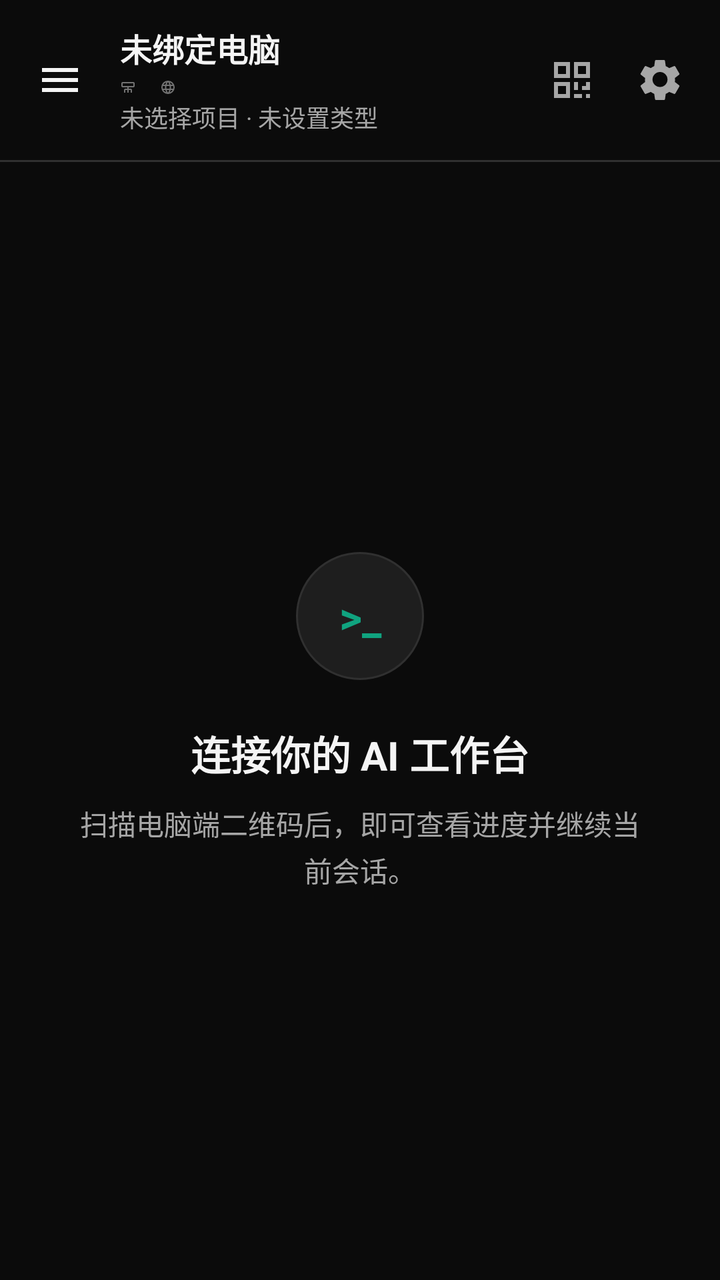
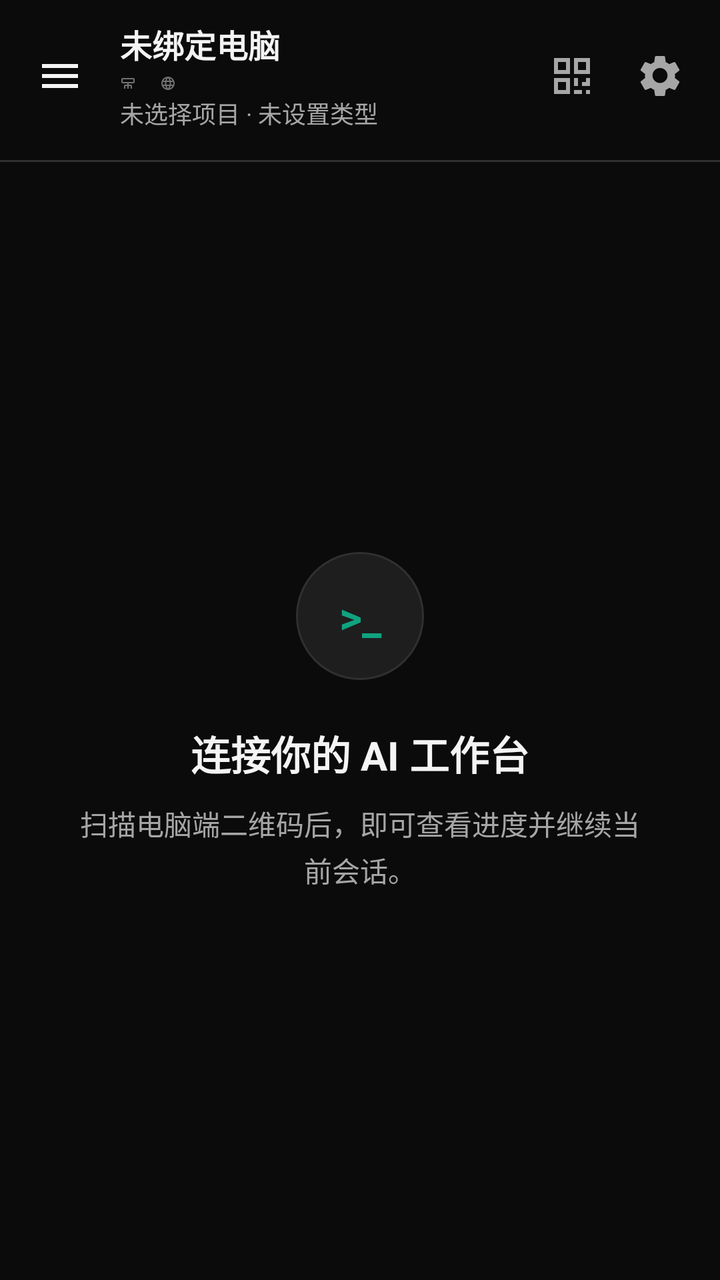

Compare the two renders of this Android layout. The source of the first and the diff that turns it into the second are given below.
<!-- AndroidManifest.xml: application theme Theme.Aicli -->
<!-- res/layout/activity_main.xml -->
<?xml version="1.0" encoding="utf-8"?>
<androidx.drawerlayout.widget.DrawerLayout xmlns:android="http://schemas.android.com/apk/res/android"
    xmlns:app="http://schemas.android.com/apk/res-auto"
    android:id="@+id/drawerLayout"
    android:layout_width="match_parent"
    android:layout_height="match_parent"
    android:background="@color/aicli_background"
    android:fitsSystemWindows="true">

    <LinearLayout
        android:id="@+id/mainContent"
        android:layout_width="match_parent"
        android:layout_height="match_parent"
        android:background="@color/aicli_background"
        android:orientation="vertical">

        <LinearLayout
            android:id="@+id/mainHeader"
            android:layout_width="match_parent"
            android:layout_height="80dp"
            android:gravity="center_vertical"
            android:paddingStart="8dp"
            android:paddingEnd="8dp">

            <ImageButton
                android:id="@+id/conversationsButton"
                android:layout_width="44dp"
                android:layout_height="44dp"
                android:background="@drawable/bg_icon_button"
                android:contentDescription="打开会话列表"
                android:padding="12dp"
                android:src="@drawable/ic_menu"
                app:tint="@color/aicli_text" />

            <LinearLayout
                android:layout_width="0dp"
                android:layout_height="match_parent"
                android:layout_weight="1"
                android:gravity="center_vertical"
                android:orientation="vertical"
                android:paddingStart="8dp">

                <TextView
                    android:id="@+id/currentComputerTitle"
                    android:layout_width="match_parent"
                    android:layout_height="wrap_content"
                    android:ellipsize="end"
                    android:maxLines="1"
                    android:text="未绑定电脑"
                    android:textColor="@color/aicli_text"
                    android:textSize="16sp"
                    android:textStyle="bold" />

                <LinearLayout
                    android:layout_width="match_parent"
                    android:layout_height="wrap_content"
                    android:layout_marginTop="4dp"
                    android:layout_marginBottom="2dp"
                    android:gravity="center_vertical"
                    android:orientation="horizontal">

                    <ImageView
                        android:id="@+id/localConnectionIcon"
                        android:layout_width="8dp"
                        android:layout_height="8dp"
                        android:contentDescription="本地，未连接"
                        android:src="@drawable/ic_local_network"
                        app:tint="@color/aicli_text_tertiary" />

                    <ImageView
                        android:id="@+id/localCurrentRouteIcon"
                        android:layout_width="5dp"
                        android:layout_height="5dp"
                        android:layout_marginStart="1dp"
                        android:contentDescription="当前连接"
                        android:src="@drawable/ic_current_route"
                        android:visibility="gone"
                        app:tint="@color/aicli_primary" />

                    <ImageView
                        android:id="@+id/remoteConnectionIcon"
                        android:layout_width="8dp"
                        android:layout_height="8dp"
                        android:layout_marginStart="12dp"
                        android:contentDescription="远程，未连接"
                        android:src="@drawable/ic_remote_network"
                        app:tint="@color/aicli_text_tertiary" />

                    <ImageView
                        android:id="@+id/remoteCurrentRouteIcon"
                        android:layout_width="5dp"
                        android:layout_height="5dp"
                        android:layout_marginStart="1dp"
                        android:contentDescription="当前连接"
                        android:src="@drawable/ic_current_route"
                        android:visibility="gone"
                        app:tint="@color/aicli_primary" />
                </LinearLayout>

                <TextView
                    android:id="@+id/currentProjectMeta"
                    android:layout_width="match_parent"
                    android:layout_height="wrap_content"
                    android:layout_marginTop="0dp"
                    android:ellipsize="end"
                    android:maxLines="1"
                    android:text="未选择项目 · 未设置类型"
                    android:textColor="@color/aicli_text_secondary"
                    android:textSize="12sp" />
            </LinearLayout>

            <ImageButton
                android:id="@+id/scanButton"
                android:layout_width="44dp"
                android:layout_height="44dp"
                android:background="@drawable/bg_icon_button"
                android:contentDescription="扫描二维码绑定电脑"
                android:padding="11dp"
                android:src="@drawable/ic_qr"
                app:tint="@color/aicli_text_secondary" />

            <ImageButton
                android:id="@+id/settingsButton"
                android:layout_width="44dp"
                android:layout_height="44dp"
                android:background="@drawable/bg_icon_button"
                android:contentDescription="设置"
                android:padding="11dp"
                android:src="@drawable/ic_settings"
                app:tint="@color/aicli_text_secondary" />
        </LinearLayout>

        <View
            android:layout_width="match_parent"
            android:layout_height="1dp"
            android:background="@color/aicli_outline" />

        <FrameLayout
            android:layout_width="match_parent"
            android:layout_height="0dp"
            android:layout_weight="1">

            <LinearLayout
                android:id="@+id/conversationContent"
                android:layout_width="match_parent"
                android:layout_height="match_parent"
                android:orientation="vertical"
                android:paddingStart="10dp"
                android:paddingTop="0dp"
                android:paddingEnd="10dp"
                android:paddingBottom="6dp">

                
                <FrameLayout
                    android:id="@+id/terminalStage"
                    android:layout_width="match_parent"
                    android:layout_height="0dp"
                    android:layout_weight="1">

                    <com.aitest.aicli.TerminalView
                        android:id="@+id/terminalView"
                        android:layout_width="match_parent"
                        android:layout_height="match_parent"
                        android:background="@drawable/bg_terminal"
                        android:clipToOutline="true"
                        android:fadeScrollbars="false"
                        android:overScrollMode="never"
                        android:paddingStart="14dp"
                        android:paddingTop="10dp"
                        android:paddingEnd="14dp"
                        android:paddingBottom="14dp"
                        android:scrollbarStyle="insideOverlay"
                        android:scrollbars="horizontal|vertical"
                        android:visibility="gone" />
                </FrameLayout>

                <com.google.android.material.button.MaterialButton
                    android:id="@+id/startProjectButton"
                    style="@style/Widget.Material3.Button.TonalButton"
                    android:layout_width="match_parent"
                    android:layout_height="42dp"
                    android:layout_marginTop="6dp"
                    android:insetTop="0dp"
                    android:insetBottom="0dp"
                    android:text="开始项目"
                    android:textAllCaps="false"
                    android:textColor="@color/aicli_text"
                    android:textSize="14sp"
                    android:visibility="gone"
                    app:backgroundTint="@color/aicli_surface_high"
                    app:cornerRadius="12dp"
                    app:strokeColor="@color/aicli_outline_strong"
                    app:strokeWidth="1dp" />

                <LinearLayout
                    android:id="@+id/inputBar"
                    android:layout_width="match_parent"
                    android:layout_height="wrap_content"
                    android:layout_marginTop="8dp"
                    android:background="@drawable/bg_composer"
                    android:gravity="bottom|center_vertical"
                    android:minHeight="50dp"
                    android:orientation="horizontal"
                    android:visibility="gone">

                    <EditText
                        android:id="@+id/messageInput"
                        android:layout_width="0dp"
                        android:layout_height="wrap_content"
                        android:layout_weight="1"
                        android:background="@android:color/transparent"
                        android:gravity="center_vertical"
                        android:hint="给当前 AI CLI 发送消息…"
                        android:imeOptions="actionSend"
                        android:inputType="textMultiLine|textNoSuggestions"
                        android:maxLines="5"
                        android:minHeight="40dp"
                        android:paddingStart="0dp"
                        android:paddingTop="8dp"
                        android:paddingEnd="8dp"
                        android:paddingBottom="8dp"
                        android:textColor="@color/aicli_text"
                        android:textColorHint="@color/aicli_text_tertiary"
                        android:textSize="15sp" />

                    <com.google.android.material.button.MaterialButton
                        android:id="@+id/sendButton"
                        style="@style/Widget.Material3.Button.IconButton.Filled"
                        android:layout_width="38dp"
                        android:layout_height="38dp"
                        android:contentDescription="展开终端按键"
                        android:insetTop="0dp"
                        android:insetBottom="0dp"
                        android:minWidth="0dp"
                        android:padding="0dp"
                        app:backgroundTint="@color/aicli_surface_high"
                        app:cornerRadius="19dp"
                        app:icon="@drawable/ic_add"
                        app:iconGravity="textStart"
                        app:iconPadding="0dp"
                        app:iconSize="20dp"
                        app:iconTint="@color/aicli_text_secondary"
                        app:strokeColor="@color/aicli_outline_strong"
                        app:strokeWidth="1dp" />
                </LinearLayout>

                
                <LinearLayout
                    android:id="@+id/terminalKeyBar"
                    android:layout_width="match_parent"
                    android:layout_height="260dp"
                    android:background="@drawable/bg_terminal_key_panel"
                    android:gravity="center"
                    android:orientation="vertical"
                    android:paddingStart="14dp"
                    android:paddingTop="18dp"
                    android:paddingEnd="14dp"
                    android:paddingBottom="18dp"
                    android:visibility="gone">

                    <LinearLayout
                        android:layout_width="match_parent"
                        android:layout_height="54dp"
                        android:gravity="center"
                        android:orientation="horizontal">

                        <com.google.android.material.button.MaterialButton
                            android:id="@+id/wrapButton"
                            style="@style/Widget.Material3.Button.TonalButton"
                            android:layout_width="0dp"
                            android:layout_height="50dp"
                            android:layout_marginEnd="8dp"
                            android:layout_weight="1"
                            android:insetTop="0dp"
                            android:insetBottom="0dp"
                            android:minWidth="0dp"
                            android:text="换行"
                            android:textAllCaps="false"
                            android:textColor="@color/aicli_text_secondary"
                            android:textSize="13sp"
                            app:backgroundTint="@color/aicli_surface_high"
                            app:cornerRadius="14dp"
                            app:strokeColor="@color/aicli_outline"
                            app:strokeWidth="1dp" />

                        <com.google.android.material.button.MaterialButton
                            android:id="@+id/keyUpButton"
                            style="@style/Widget.Material3.Button.TonalButton"
                            android:layout_width="0dp"
                            android:layout_height="50dp"
                            android:layout_marginEnd="8dp"
                            android:layout_weight="1"
                            android:insetTop="0dp"
                            android:insetBottom="0dp"
                            android:minWidth="0dp"
                            android:text="↑"
                            android:textAllCaps="false"
                            android:textColor="@color/aicli_text"
                            android:textSize="21sp"
                            app:backgroundTint="@color/aicli_surface_high"
                            app:cornerRadius="14dp"
                            app:strokeColor="@color/aicli_outline"
                            app:strokeWidth="1dp" />

                        <com.google.android.material.button.MaterialButton
                            android:id="@+id/keyEnterButton"
                            style="@style/Widget.Material3.Button.TonalButton"
                            android:layout_width="0dp"
                            android:layout_height="50dp"
                            android:layout_weight="1"
                            android:insetTop="0dp"
                            android:insetBottom="0dp"
                            android:minWidth="0dp"
                            android:text="回车"
                            android:textAllCaps="false"
                            android:textColor="@color/aicli_text"
                            android:textSize="13sp"
                            app:backgroundTint="@color/aicli_surface_high"
                            app:cornerRadius="14dp"
                            app:strokeColor="@color/aicli_outline"
                            app:strokeWidth="1dp" />
                    </LinearLayout>

                    <LinearLayout
                        android:layout_width="match_parent"
                        android:layout_height="54dp"
                        android:layout_marginTop="8dp"
                        android:gravity="center"
                        android:orientation="horizontal">

                        <com.google.android.material.button.MaterialButton
                            android:id="@+id/keyLeftButton"
                            style="@style/Widget.Material3.Button.TonalButton"
                            android:layout_width="0dp"
                            android:layout_height="50dp"
                            android:layout_marginEnd="8dp"
                            android:layout_weight="1"
                            android:insetTop="0dp"
                            android:insetBottom="0dp"
                            android:minWidth="0dp"
                            android:text="←"
                            android:textAllCaps="false"
                            android:textColor="@color/aicli_text"
                            android:textSize="21sp"
                            app:backgroundTint="@color/aicli_surface_high"
                            app:cornerRadius="14dp"
                            app:strokeColor="@color/aicli_outline"
                            app:strokeWidth="1dp" />

                        <com.google.android.material.button.MaterialButton
                            android:id="@+id/keyDownButton"
                            style="@style/Widget.Material3.Button.TonalButton"
                            android:layout_width="0dp"
                            android:layout_height="50dp"
                            android:layout_marginEnd="8dp"
                            android:layout_weight="1"
                            android:insetTop="0dp"
                            android:insetBottom="0dp"
                            android:minWidth="0dp"
                            android:text="↓"
                            android:textAllCaps="false"
                            android:textColor="@color/aicli_text"
                            android:textSize="21sp"
                            app:backgroundTint="@color/aicli_surface_high"
                            app:cornerRadius="14dp"
                            app:strokeColor="@color/aicli_outline"
                            app:strokeWidth="1dp" />

                        <com.google.android.material.button.MaterialButton
                            android:id="@+id/keyRightButton"
                            style="@style/Widget.Material3.Button.TonalButton"
                            android:layout_width="0dp"
                            android:layout_height="50dp"
                            android:layout_weight="1"
                            android:insetTop="0dp"
                            android:insetBottom="0dp"
                            android:minWidth="0dp"
                            android:text="→"
                            android:textAllCaps="false"
                            android:textColor="@color/aicli_text"
                            android:textSize="21sp"
                            app:backgroundTint="@color/aicli_surface_high"
                            app:cornerRadius="14dp"
                            app:strokeColor="@color/aicli_outline"
                            app:strokeWidth="1dp" />
                    </LinearLayout>

                    <LinearLayout
                        android:layout_width="match_parent"
                        android:layout_height="58dp"
                        android:layout_marginTop="14dp"
                        android:gravity="center"
                        android:orientation="horizontal">

                        <com.google.android.material.button.MaterialButton
                            android:id="@+id/cameraButton"
                            style="@style/Widget.Material3.Button.TonalButton"
                            android:layout_width="0dp"
                            android:layout_height="54dp"
                            android:layout_marginEnd="8dp"
                            android:layout_weight="1"
                            android:insetTop="0dp"
                            android:insetBottom="0dp"
                            android:minWidth="0dp"
                            android:text="拍照"
                            android:textAllCaps="false"
                            android:textColor="@color/aicli_text"
                            android:textSize="13sp"
                            app:backgroundTint="@color/aicli_surface_high"
                            app:cornerRadius="14dp"
                            app:icon="@drawable/ic_camera"
                            app:iconPadding="8dp"
                            app:iconSize="20dp"
                            app:iconTint="@color/aicli_text_secondary"
                            app:strokeColor="@color/aicli_outline"
                            app:strokeWidth="1dp" />

                        <com.google.android.material.button.MaterialButton
                            android:id="@+id/galleryButton"
                            style="@style/Widget.Material3.Button.TonalButton"
                            android:layout_width="0dp"
                            android:layout_height="54dp"
                            android:layout_weight="1"
                            android:insetTop="0dp"
                            android:insetBottom="0dp"
                            android:minWidth="0dp"
                            android:text="相册"
                            android:textAllCaps="false"
                            android:textColor="@color/aicli_text"
                            android:textSize="13sp"
                            app:backgroundTint="@color/aicli_surface_high"
                            app:cornerRadius="14dp"
                            app:icon="@drawable/ic_gallery"
                            app:iconPadding="8dp"
                            app:iconSize="20dp"
                            app:iconTint="@color/aicli_text_secondary"
                            app:strokeColor="@color/aicli_outline"
                            app:strokeWidth="1dp" />
                    </LinearLayout>
                </LinearLayout>
            </LinearLayout>

            <LinearLayout
                android:id="@+id/emptyState"
                android:layout_width="match_parent"
                android:layout_height="match_parent"
                android:background="@color/aicli_background"
                android:gravity="center"
                android:orientation="vertical"
                android:padding="36dp">

                <TextView
                    android:layout_width="64dp"
                    android:layout_height="64dp"
                    android:background="@drawable/bg_status_pill"
                    android:gravity="center"
                    android:text=">_"
                    android:textColor="@color/aicli_primary"
                    android:textSize="22sp"
                    android:textStyle="bold" />

                <TextView
                    android:id="@+id/emptyStateTitle"
                    android:layout_width="match_parent"
                    android:layout_height="wrap_content"
                    android:layout_marginTop="22dp"
                    android:gravity="center"
                    android:text="连接你的 AI 工作台"
                    android:textColor="@color/aicli_text"
                    android:textSize="20sp"
                    android:textStyle="bold" />

                <TextView
                    android:id="@+id/emptyStateMessage"
                    android:layout_width="match_parent"
                    android:layout_height="wrap_content"
                    android:layout_marginTop="10dp"
                    android:gravity="center"
                    android:lineSpacingExtra="3dp"
                    android:text="扫描电脑端二维码后，即可查看进度并继续当前会话。"
                    android:textColor="@color/aicli_text_secondary"
                    android:textSize="14sp" />
            </LinearLayout>
        </FrameLayout>
    </LinearLayout>

    <LinearLayout
        android:id="@+id/conversationDrawer"
        android:layout_width="320dp"
        android:layout_height="match_parent"
        android:layout_gravity="start"
        android:background="@drawable/bg_drawer"
        android:elevation="16dp"
        android:orientation="vertical"
        android:paddingTop="12dp"
        android:paddingBottom="16dp">

        <LinearLayout
            android:layout_width="match_parent"
            android:layout_height="64dp"
            android:gravity="center_vertical"
            android:paddingStart="20dp"
            android:paddingEnd="12dp">

            <TextView
                android:layout_width="0dp"
                android:layout_height="wrap_content"
                android:layout_weight="1"
                android:text="项目与会话"
                android:textColor="@color/aicli_text"
                android:textSize="20sp"
                android:textStyle="bold" />

            <ImageButton
                android:id="@+id/closeDrawerButton"
                android:layout_width="44dp"
                android:layout_height="44dp"
                android:background="@drawable/bg_icon_button"
                android:contentDescription="关闭会话列表"
                android:padding="10dp"
                android:rotation="180"
                android:src="@drawable/ic_back"
                app:tint="@color/aicli_text_secondary" />
        </LinearLayout>

        <com.google.android.material.textfield.TextInputLayout
            android:id="@+id/computerSelectorLayout"
            style="@style/Widget.Material3.TextInputLayout.FilledBox.ExposedDropdownMenu"
            android:layout_width="match_parent"
            android:layout_height="48dp"
            android:layout_marginStart="10dp"
            android:layout_marginEnd="10dp"
            android:layout_marginBottom="8dp"
            android:contentDescription="当前服务端"
            app:boxBackgroundColor="@color/aicli_surface"
            app:boxCornerRadiusBottomEnd="14dp"
            app:boxCornerRadiusBottomStart="14dp"
            app:boxCornerRadiusTopEnd="14dp"
            app:boxCornerRadiusTopStart="14dp"
            app:boxStrokeColor="@color/aicli_outline_strong"
            app:endIconTint="@color/aicli_text_secondary"
            app:hintTextColor="@color/aicli_text_secondary">

            <com.google.android.material.textfield.MaterialAutoCompleteTextView
                android:id="@+id/computerSelector"
                android:layout_width="match_parent"
                android:layout_height="match_parent"
                android:ellipsize="end"
                android:gravity="center_vertical"
                android:inputType="none"
                android:maxLines="1"
                android:paddingStart="16dp"
                android:paddingTop="0dp"
                android:paddingEnd="8dp"
                android:paddingBottom="0dp"
                android:textColor="@color/aicli_text"
                android:textSize="15sp" />
        </com.google.android.material.textfield.TextInputLayout>

        <com.google.android.material.textfield.TextInputLayout
            android:id="@+id/groupSelectorLayout"
            style="@style/Widget.Material3.TextInputLayout.FilledBox.ExposedDropdownMenu"
            android:layout_width="match_parent"
            android:layout_height="48dp"
            android:layout_marginStart="10dp"
            android:layout_marginEnd="10dp"
            android:layout_marginBottom="8dp"
            android:contentDescription="当前分组"
            app:boxBackgroundColor="@color/aicli_surface"
            app:boxCornerRadiusBottomEnd="14dp"
            app:boxCornerRadiusBottomStart="14dp"
            app:boxCornerRadiusTopEnd="14dp"
            app:boxCornerRadiusTopStart="14dp"
            app:boxStrokeColor="@color/aicli_outline_strong"
            app:endIconTint="@color/aicli_text_secondary"
            app:hintTextColor="@color/aicli_text_secondary">

            <com.google.android.material.textfield.MaterialAutoCompleteTextView
                android:id="@+id/groupSelector"
                android:layout_width="match_parent"
                android:layout_height="match_parent"
                android:ellipsize="end"
                android:gravity="center_vertical"
                android:inputType="none"
                android:maxLines="1"
                android:paddingStart="16dp"
                android:paddingTop="0dp"
                android:paddingEnd="8dp"
                android:paddingBottom="0dp"
                android:textColor="@color/aicli_text"
                android:textSize="15sp" />
        </com.google.android.material.textfield.TextInputLayout>

        <TextView
            android:id="@+id/drawerGroupLabel"
            android:layout_width="match_parent"
            android:layout_height="wrap_content"
            android:paddingStart="20dp"
            android:paddingTop="6dp"
            android:paddingEnd="20dp"
            android:paddingBottom="10dp"
            android:text="全部分组"
            android:textColor="@color/aicli_text_secondary"
            android:textSize="12sp" />

        <androidx.recyclerview.widget.RecyclerView
            android:id="@+id/conversationList"
            android:layout_width="match_parent"
            android:layout_height="0dp"
            android:layout_weight="1"
            android:clipToPadding="false"
            android:overScrollMode="ifContentScrolls"
            android:paddingStart="10dp"
            android:paddingTop="4dp"
            android:paddingEnd="10dp"
            android:paddingBottom="12dp" />

        <TextView
            android:id="@+id/drawerConnectionStatus"
            android:layout_width="match_parent"
            android:layout_height="wrap_content"
            android:layout_marginStart="16dp"
            android:layout_marginEnd="16dp"
            android:background="@drawable/bg_status_pill"
            android:ellipsize="end"
            android:maxLines="1"
            android:text="未连接"
            android:textColor="@color/aicli_text_secondary"
            android:textSize="12sp" />
    </LinearLayout>
</androidx.drawerlayout.widget.DrawerLayout>
<!-- resources referenced by this layout -->
<resources>
  <color name="aicli_background">#0B0B0B</color>
  <color name="aicli_outline">#303030</color>
  <color name="aicli_outline_strong">#474747</color>
  <color name="aicli_primary">#10A37F</color>
  <color name="aicli_surface">#151515</color>
  <color name="aicli_surface_high">#1E1E1E</color>
  <color name="aicli_text">#F4F4F4</color>
  <color name="aicli_text_secondary">#A6A6A6</color>
  <color name="aicli_text_tertiary">#727272</color>
  <!-- drawable bg_composer (drawable) -->
  <?xml version="1.0" encoding="utf-8"?>
  <shape xmlns:android="http://schemas.android.com/apk/res/android" android:shape="rectangle">
      <solid android:color="@color/aicli_surface_high" />
      <stroke android:width="1dp" android:color="@color/aicli_outline_strong" />
      <corners android:radius="24dp" />
      <padding android:left="16dp" android:top="5dp" android:right="7dp" android:bottom="5dp" />
  </shape>
  <!-- drawable bg_drawer (drawable) -->
  <?xml version="1.0" encoding="utf-8"?>
  <shape xmlns:android="http://schemas.android.com/apk/res/android" android:shape="rectangle">
      <solid android:color="@color/aicli_surface" />
      <corners android:topRightRadius="24dp" android:bottomRightRadius="24dp" />
  </shape>
  <!-- drawable bg_icon_button (drawable) -->
  <?xml version="1.0" encoding="utf-8"?>
  <ripple xmlns:android="http://schemas.android.com/apk/res/android"
      android:color="#24FFFFFF">
      <item>
          <shape android:shape="rectangle">
              <solid android:color="@android:color/transparent" />
              <corners android:radius="14dp" />
          </shape>
      </item>
  </ripple>
  <!-- drawable bg_status_pill (drawable) -->
  <?xml version="1.0" encoding="utf-8"?>
  <shape xmlns:android="http://schemas.android.com/apk/res/android" android:shape="rectangle">
      <solid android:color="@color/aicli_surface_high" />
      <stroke android:width="1dp" android:color="@color/aicli_outline" />
      <corners android:radius="999dp" />
      <padding android:left="10dp" android:top="5dp" android:right="10dp" android:bottom="5dp" />
  </shape>
  <!-- drawable bg_terminal (drawable) -->
  <?xml version="1.0" encoding="utf-8"?>
  <shape xmlns:android="http://schemas.android.com/apk/res/android" android:shape="rectangle">
      <solid android:color="#101010" />
      <stroke android:width="1dp" android:color="@color/aicli_outline" />
      <corners android:radius="18dp" />
  </shape>
  <!-- drawable ic_add (drawable) -->
  <vector xmlns:android="http://schemas.android.com/apk/res/android"
      android:width="24dp"
      android:height="24dp"
      android:viewportWidth="24"
      android:viewportHeight="24">
      <path
          android:fillColor="#FFFFFFFF"
          android:pathData="M11,5H13V11H19V13H13V19H11V13H5V11H11Z" />
  </vector>
  <!-- drawable ic_back (drawable) -->
  <vector xmlns:android="http://schemas.android.com/apk/res/android" android:width="24dp" android:height="24dp" android:viewportWidth="24" android:viewportHeight="24">
      <path android:fillColor="#FFFFFFFF" android:pathData="M20,11H7.83l5.59,-5.59L12,4l-8,8 8,8 1.42,-1.41L7.83,13H20v-2z" />
  </vector>
  <!-- drawable ic_menu (drawable) -->
  <vector xmlns:android="http://schemas.android.com/apk/res/android" android:width="24dp" android:height="24dp" android:viewportWidth="24" android:viewportHeight="24">
      <path android:fillColor="#FFFFFFFF" android:pathData="M3,18h18v-2H3v2zM3,13h18v-2H3v2zM3,6v2h18V6H3z" />
  </vector>
  <!-- drawable ic_qr (drawable) -->
  <vector xmlns:android="http://schemas.android.com/apk/res/android" android:width="24dp" android:height="24dp" android:viewportWidth="24" android:viewportHeight="24">
      <path android:fillColor="#FFFFFFFF" android:pathData="M3,11h8V3H3v8zM5,5h4v4H5V5zM13,3v8h8V3h-8zM19,9h-4V5h4v4zM3,21h8v-8H3v8zM5,15h4v4H5v-4zM13,13h2v4h-2v-4zM17,15h2v-2h2v4h-4v-2zM13,19h4v2h-4v-2zM19,19h2v2h-2v-2z" />
  </vector>
  <!-- unchanged entries left out for length: 8 -->
</resources>

<!-- the commit's change to res/layout/activity_main.xml (unified diff, before → after) -->
@@ -17,10 +17,12 @@
         <LinearLayout
             android:id="@+id/mainHeader"
             android:layout_width="match_parent"
-            android:layout_height="80dp"
+            android:layout_height="wrap_content"
             android:gravity="center_vertical"
+            android:minHeight="80dp"
             android:paddingStart="8dp"
-            android:paddingEnd="8dp">
+            android:paddingEnd="8dp"
+            android:paddingBottom="4dp">
 
             <ImageButton
                 android:id="@+id/conversationsButton"
@@ -34,7 +36,7 @@
 
             <LinearLayout
                 android:layout_width="0dp"
-                android:layout_height="match_parent"
+                android:layout_height="wrap_content"
                 android:layout_weight="1"
                 android:gravity="center_vertical"
                 android:orientation="vertical"
